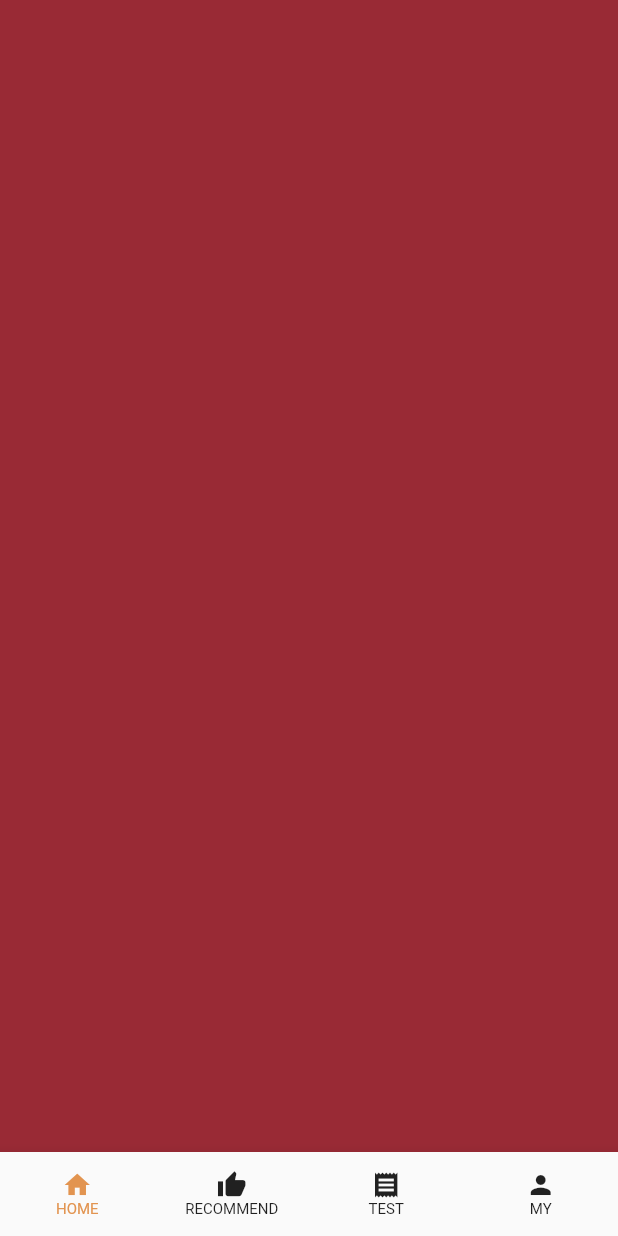
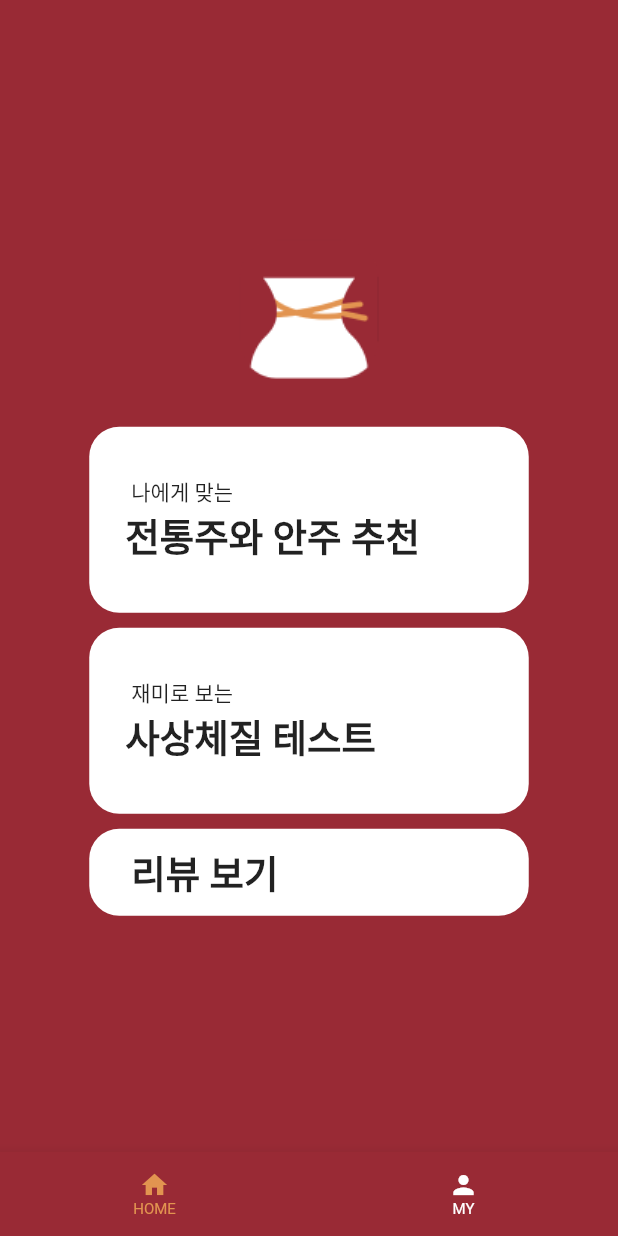
Before and after one commit to jisoosoo/Algoriju, a Flutter app: the screen it shows after launch, on a phone screen of 412 x 824 dp. Run offline on Flutter 3.47's test engine with Material 2 defaults, Android fonts, the phone set to English and light mode, and no system bars.

Commit message:
second commit without buttons

```diff
--- a/lib/main.dart
+++ b/lib/main.dart
@@ -40,21 +40,113 @@ class _HomePageState extends State<HomePage> {
   Widget build(BuildContext context) {
     return Scaffold(
       body: Column(
-        children: [],
+        mainAxisAlignment: MainAxisAlignment.center,
+        children: [
+          Center(
+            child: Image.asset(
+              'assets/images/icon.png',
+              height: 97,
+              width: 97,
+            ),
+          ),
+          const SizedBox(
+            height: 30,
+          ),
+          GestureDetector(
+            onTap: (){},
+            child: Container(
+              width: 293,
+              height: 124,
+              decoration: const BoxDecoration(
+                color: Colors.white,
+                borderRadius: BorderRadius.all(Radius.circular(20.0)),
+              ),
+              child: Column(
+                mainAxisAlignment: MainAxisAlignment.center,
+                crossAxisAlignment: CrossAxisAlignment.start,
+                children: const [
+                  Padding(
+                    padding: EdgeInsets.only(left: 28.0),
+                    child: Text('나에게 맞는'),
+                  ),
+                  Padding(
+                    padding: EdgeInsets.only(left: 24.0),
+                    child: Text(
+                      '전통주와 안주 추천',
+                      style: TextStyle(
+                        fontSize: 25,
+                        fontWeight: FontWeight.w900,
+                      ),
+                    ),
+                  ),
+                ],
+              ),
+            ),
+          ),
+          const SizedBox(height: 10,),
+          GestureDetector(
+            onTap: (){
+              Navigator.push(context, MaterialPageRoute(builder: (context) => SaSangTest(),));
+            },
+            child: Container(
+              width: 293,
+              height: 124,
+              decoration: const BoxDecoration(
+                color: Colors.white,
+                borderRadius: BorderRadius.all(Radius.circular(20.0)),
+              ),
+              child: Column(
+                mainAxisAlignment: MainAxisAlignment.center,
+                crossAxisAlignment: CrossAxisAlignment.start,
+                children: const [
+                  Padding(
+                    padding: EdgeInsets.only(left: 28.0),
+                    child: Text('재미로 보는'),
+                  ),
+                  Padding(
+                    padding: EdgeInsets.only(left: 24.0),
+                    child: Text(
+                      '사상체질 테스트',
+                      style: TextStyle(
+                        fontSize: 25,
+                        fontWeight: FontWeight.w900,
+                      ),
+                    ),
+                  ),
+                ],
+              ),
+            ),
+          ),
+          const SizedBox(height: 10,),
+          GestureDetector(
+            onTap: (){},
+            child: Container(
+              width: 293,
+              height: 58,
+              alignment: Alignment.centerLeft,
+              decoration: const BoxDecoration(
+                color: Colors.white,
+                borderRadius: BorderRadius.all(Radius.circular(20.0)),
+              ),
+              child: const Padding(
+                padding: EdgeInsets.only(left: 28.0),
+                child: Text(
+                  '리뷰 보기',
+                  style: TextStyle(
+                    fontSize: 25,
+                    fontWeight: FontWeight.w900,
+                  ),
+                ),
+              ),
+            ),
+          ),
+        ],
       ),
       bottomNavigationBar: BottomNavigationBar(
         items: const [
           BottomNavigationBarItem(
             icon: Icon(Icons.home, size: 20,),
             label: 'HOME',
-          ),
-          BottomNavigationBarItem(
-            icon: Icon(Icons.thumb_up, size: 20,),
-            label: 'RECOMMEND',
-          ),
-          BottomNavigationBarItem(
-            icon: Icon(Icons.receipt, size: 20,),
-            label: 'TEST',
           ),
           BottomNavigationBarItem(
             icon: Icon(Icons.person, size: 20,),
@@ -67,8 +159,9 @@ class _HomePageState extends State<HomePage> {
             _idx = index;
           });
         },
+        backgroundColor: AppColor.mainColor,
         selectedItemColor: AppColor.selectedColor,
-        unselectedItemColor: Colors.black87,
+        unselectedItemColor: Colors.white,
         showUnselectedLabels: true,
         selectedFontSize: 10,
         unselectedFontSize: 10,
--- a/lib/sasangtest.dart
+++ b/lib/sasangtest.dart
@@ -3,9 +3,7 @@ import 'package:algoriju/style.dart';
 import 'package:algoriju/testresult.dart';
 
 class SaSangTest extends StatefulWidget {
-  const SaSangTest({super.key, required this.title});
-
-  final String title;
+  const SaSangTest({Key? key}) : super(key: key);
 
   @override
   State<SaSangTest> createState() => _SaSangTestState();
@@ -14,15 +12,16 @@ class SaSangTest extends StatefulWidget {
 class _SaSangTestState extends State<SaSangTest> {
   int questionNum = 1;
   List<List<String>> questions = List.generate(16, (i) => ['']).toList();
-  int _idx = 1;
+  int _idx = 2;
 
   @override
   Widget build(BuildContext context) {
     return Scaffold(
+      backgroundColor: Colors.white,
       appBar: AppBar(
-        title: Text(
-          widget.title,
-          style: const TextStyle(
+        title: const Text(
+          '사상체질 테스트',
+          style: TextStyle(
             fontSize: 22,
             color: Colors.white,
           ),
@@ -154,7 +153,13 @@ class _SaSangTestState extends State<SaSangTest> {
             mainAxisAlignment: MainAxisAlignment.spaceAround,
             children: [
               ElevatedButton(
-                onPressed: (){},
+                onPressed: (){
+                  setState(() {
+                    if(questionNum>1){
+                      questionNum--;
+                    }
+                  });
+                },
                 style: ElevatedButton.styleFrom(
                   primary: AppColor.mainColor,
                   shape: RoundedRectangleBorder(borderRadius: BorderRadius.circular(5)),
@@ -169,7 +174,13 @@ class _SaSangTestState extends State<SaSangTest> {
                 ),
               ),
               ElevatedButton(
-                onPressed: (){},
+                onPressed: (){
+                  setState((){
+                    if(questionNum<16){
+                      questionNum++;
+                    }
+                  });
+                },
                 style: ElevatedButton.styleFrom(
                   primary: AppColor.mainColor,
                   shape: RoundedRectangleBorder(borderRadius: BorderRadius.circular(5)),
@@ -212,11 +223,13 @@ class _SaSangTestState extends State<SaSangTest> {
             _idx = index;
           });
         },
+        backgroundColor: AppColor.mainColor,
         selectedItemColor: AppColor.selectedColor,
-        unselectedItemColor: Colors.black87,
+        unselectedItemColor: Colors.white,
         showUnselectedLabels: true,
-        selectedFontSize: 12,
+        selectedFontSize: 10,
         unselectedFontSize: 10,
+        type: BottomNavigationBarType.fixed,
       ),
     );
   }
--- a/pubspec.yaml
+++ b/pubspec.yaml
@@ -60,9 +60,9 @@ flutter:
   uses-material-design: true
 
   # To add assets to your application, add an assets section, like this:
-  # assets:
-  #   - images/a_dot_burr.jpeg
-  #   - images/a_dot_ham.jpeg
+  assets:
+     - assets/images/icon.svg
+     - assets/images/icon.png
 
   # An image asset can refer to one or more resolution-specific "variants", see
   # https://flutter.dev/assets-and-images/#resolution-aware
```
Also changed, not shown: assets/images/icon.png (added), assets/images/icon.svg (added).
